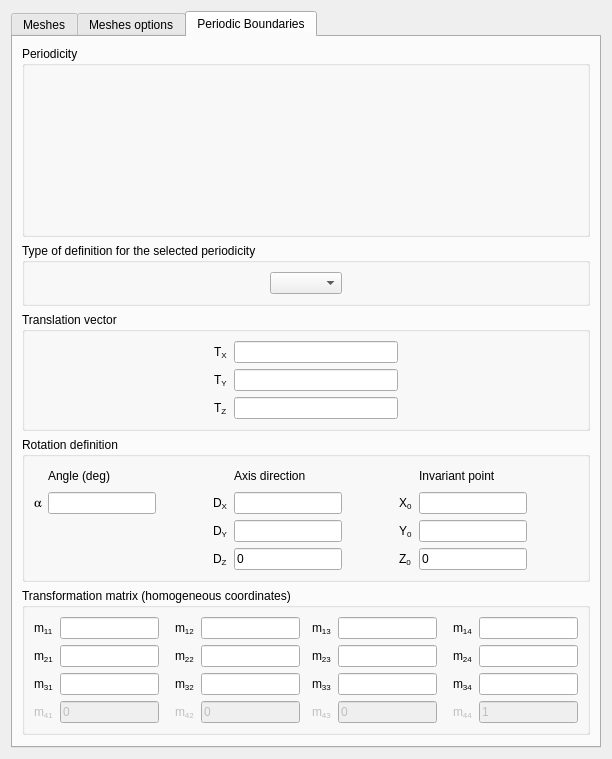
Before: the Qt Designer form gui/Pages/SolutionDomainForm.ui in code-saturne/code_saturne, drawn with Qt 5.
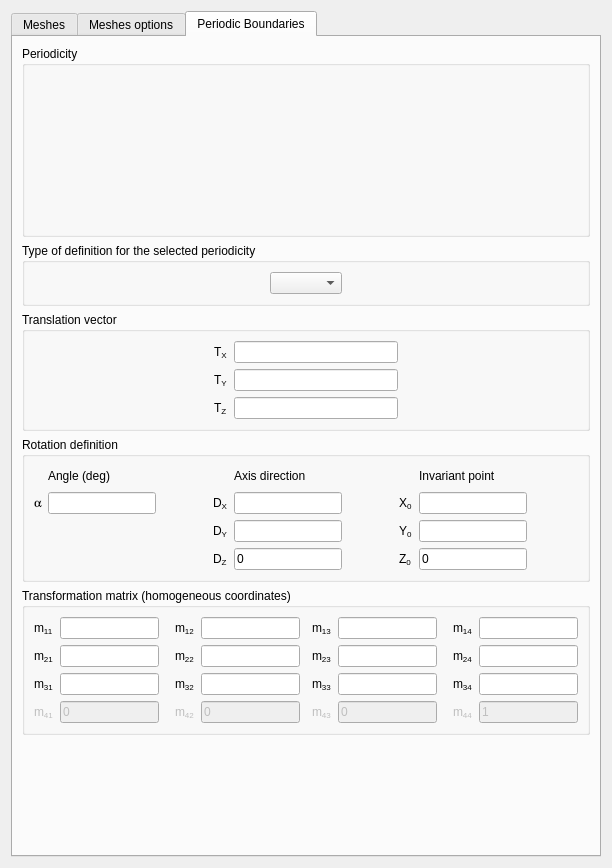
After: the same form once the commit is applied. The open tabs and pages were chosen to show the change. Icons and pictures are not drawn. Custom widgets are drawn as their Qt base class.

The edit to the form file:
```diff
--- a/gui/Pages/SolutionDomainForm.ui
+++ b/gui/Pages/SolutionDomainForm.ui
@@ -6,8 +6,8 @@
    <rect>
     <x>0</x>
     <y>0</y>
-    <width>592</width>
-    <height>740</height>
+    <width>608</width>
+    <height>868</height>
    </rect>
   </property>
   <property name="sizePolicy">
```
Left out of the diff: 707 changed lines with no effect on the pictures.
